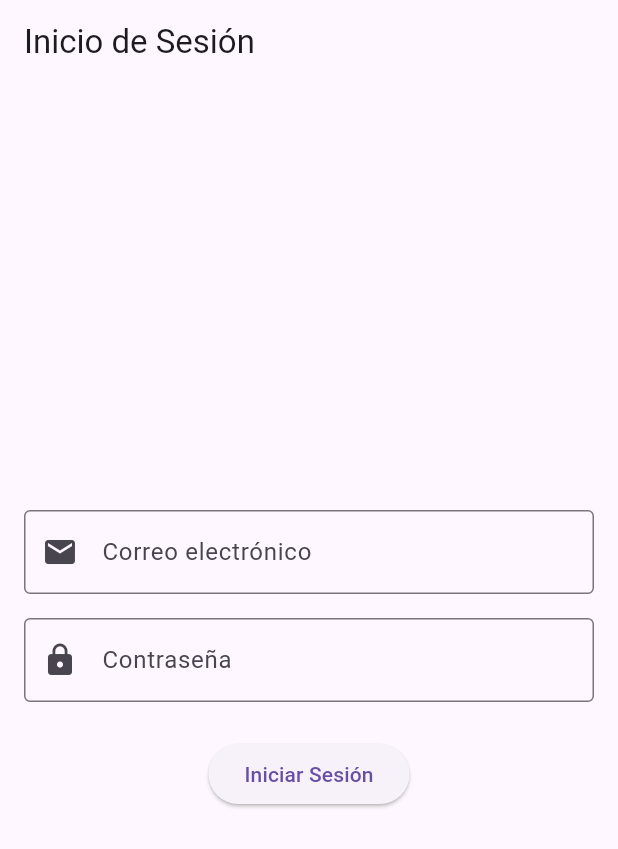
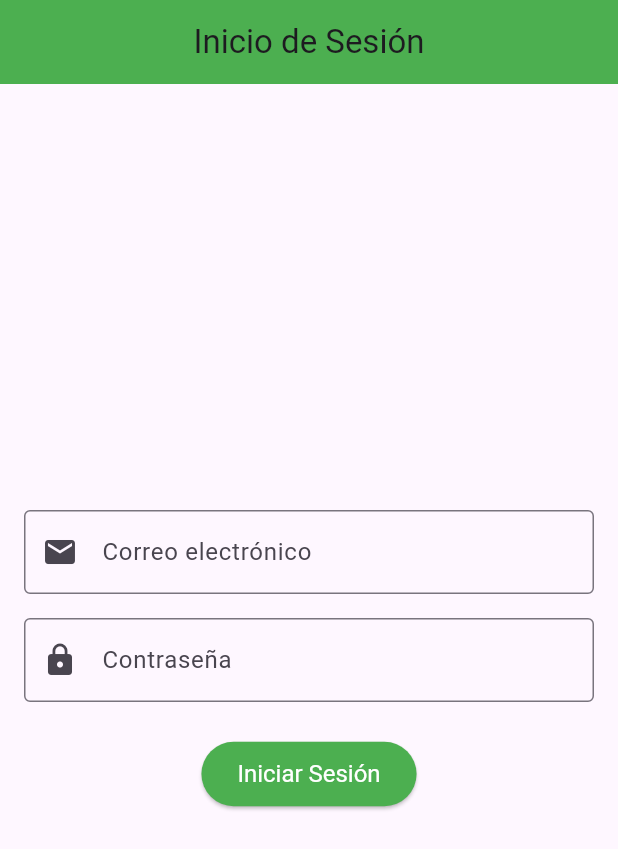
Before and after one commit to Jreycruz/tarea2.2, a Flutter app: the screen it shows after launch, on a phone screen of 412 x 824 dp. Shown: the top 849 px of the screen. Run offline on Flutter 3.47's test engine with Material 3 defaults, Android fonts, the phone set to English and light mode, and no system bars.

Commit message:
new commit

```diff
--- a/lib/main.dart
+++ b/lib/main.dart
@@ -23,7 +23,8 @@ class LoginPage extends StatelessWidget {
   Widget build(BuildContext context) {
     return Scaffold(
       appBar: AppBar(
-        title: Text('Inicio de Sesión'),
+        title: Center(child: Text('Inicio de Sesión')),
+        backgroundColor: Colors.green,
       ),
       body: Padding(
         padding: const EdgeInsets.all(16.0),
@@ -60,6 +61,12 @@ class LoginPage extends StatelessWidget {
                   print('Por favor, completa todos los campos');
                 }
               },
+              style: ElevatedButton.styleFrom(
+                backgroundColor: Colors.green,
+                foregroundColor: Colors.white,
+                padding: EdgeInsets.symmetric(horizontal: 24, vertical: 12),
+                textStyle: TextStyle(fontSize: 16),
+              ),
               child: Text('Iniciar Sesión'),
             ),
           ],
```
